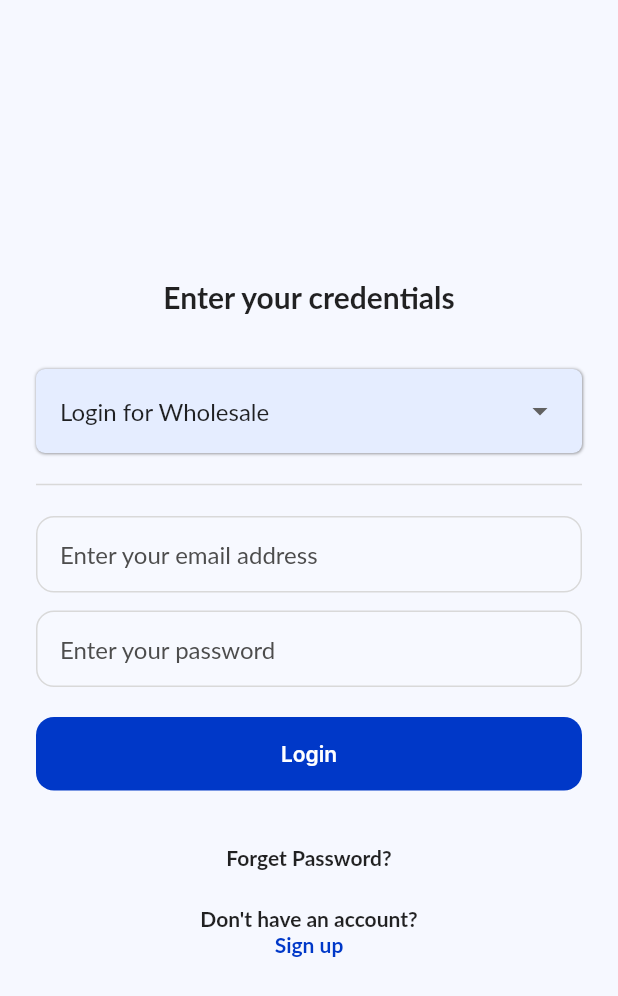
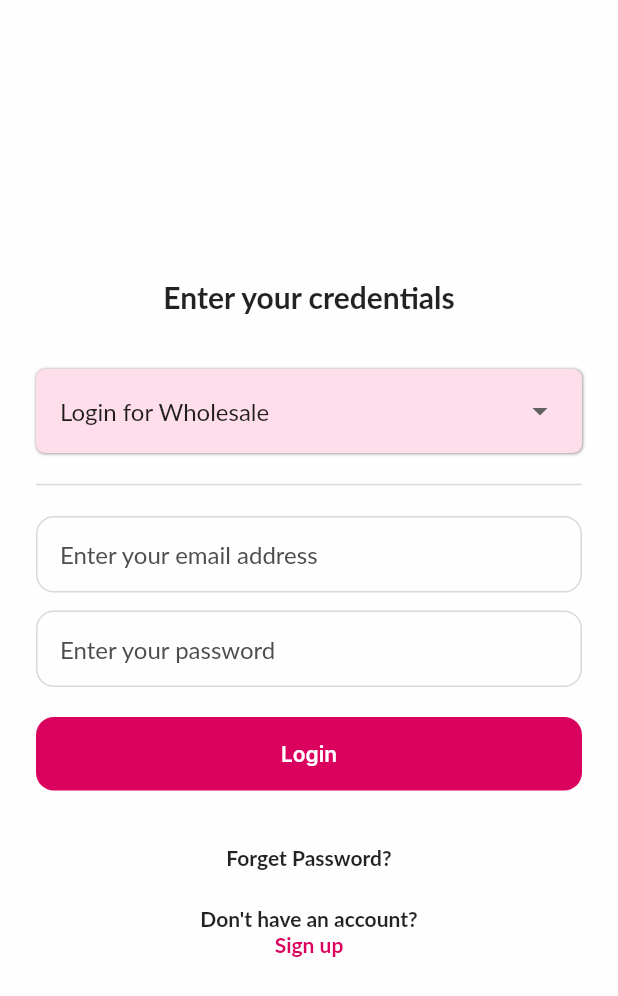
Before and after one commit to guptabinit/Education-App, a Flutter app: the screen it shows after launch, on a phone screen of 412 x 824 dp. Shown: the top 996 px of the screen. Run offline on Flutter 3.47's test engine with Material 2 defaults, Android fonts, the phone set to English and light mode, and no system bars; our stand-ins replace get, velocity_x; Roboto replaces fonts that are missing (Lato).

Commit message:
init-changes

```diff
--- a/lib/consts/colors.dart
+++ b/lib/consts/colors.dart
@@ -1,11 +1,11 @@
 import 'package:flutter/material.dart';
 
-const scaffoldBackgroundColor = Color(0xffF6F8FF);
+const scaffoldBackgroundColor = Color(0xffFFFEFE);
 const textBorderColor = Color(0xffD9D9D9);
-const buttonColor = Color(0xff0038C8);
+const buttonColor = Color(0xffDB015E);
 
 const textDarkGreyColor = Color(0xff4D4D4D);
-const primaryBlueColor = Color(0xffE5EDFF);
+const primaryBlueColor = Color(0xffFFDEEC);
 
 const tertiaryBlueColor = Color(0xffB6CFFF);
 const secondaryPurpleColor = Color(0xffF1F2FF);
@@ -23,5 +23,5 @@ const buttonGreen = Color(0xff00C308);
 
 const purpleGradient = LinearGradient(
     begin: Alignment.topLeft,
-    colors: [Color(0xff43CBFF), Color(0xff9708CC)]
+    colors: [Color(0xffC800C0), Color(0xffDB005C)]
 );
```
